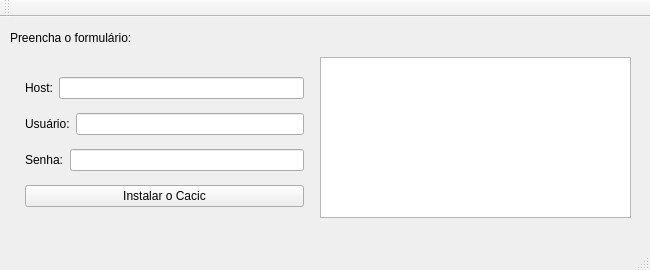
First picture: the form in install-cacic-gui/installcacicgui.ui, repository lightbase/cacic-agente, before the edit.
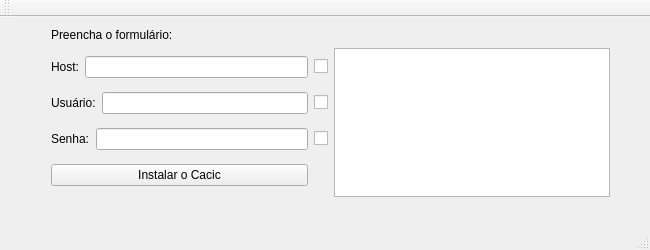
Second picture: the form after the edit.

Diff of the .ui file:
```diff
--- a/install-cacic-gui/installcacicgui.ui
+++ b/install-cacic-gui/installcacicgui.ui
@@ -7,47 +7,45 @@
     <x>0</x>
     <y>0</y>
     <width>650</width>
-    <height>270</height>
+    <height>250</height>
    </rect>
   </property>
   <property name="minimumSize">
    <size>
     <width>650</width>
-    <height>270</height>
+    <height>250</height>
    </size>
   </property>
   <property name="maximumSize">
    <size>
     <width>650</width>
-    <height>270</height>
+    <height>250</height>
    </size>
   </property>
   <property name="windowTitle">
    <string>Instalação do Cacic</string>
   </property>
   <widget class="QWidget" name="centralWidget">
+   <widget class="QWidget" name="layoutWidget">
+    <property name="geometry">
+     <rect>
+      <x>40</x>
+      <y>0</y>
+      <width>581</width>
+      <height>191</height>
+     </rect>
+    </property>
+    <layout class="QVBoxLayout" name="verticalLayout">
+     <item>
    <widget class="QLabel" name="label_4">
-    <property name="geometry">
-     <rect>
-      <x>10</x>
-      <y>10</y>
-      <width>201</width>
-      <height>21</height>
-     </rect>
-    </property>
     <property name="text">
      <string>Preencha o formulário:</string>
     </property>
    </widget>
-   <widget class="QWidget" name="layoutWidget">
-    <property name="geometry">
-     <rect>
-      <x>14</x>
-      <y>41</y>
-      <width>301</width>
-      <height>171</height>
-     </rect>
-    </property>
+     </item>
+     <item>
+      <layout class="QHBoxLayout" name="horizontalLayout">
+       <item>
     <layout class="QGridLayout" name="gridLayout">
      <item row="2" column="0" colspan="2">
       <widget class="QLabel" name="label_2">
@@ -56,16 +54,6 @@
        </property>
       </widget>
      </item>
-     <item row="1" column="3">
-      <widget class="QLineEdit" name="leUsuario"/>
-     </item>
-     <item row="3" column="0" colspan="4">
-      <widget class="QPushButton" name="pushButton">
-       <property name="text">
-        <string>Instalar o Cacic</string>
-       </property>
-      </widget>
-     </item>
      <item row="2" column="2" colspan="2">
       <widget class="QLineEdit" name="leSenha">
        <property name="echoMode">
@@ -73,23 +61,6 @@
        </property>
       </widget>
      </item>
-     <item row="0" column="1" colspan="3">
-      <widget class="QLineEdit" name="leHost">
-       <property name="text">
-        <string/>
-       </property>
-       <property name="echoMode">
-        <enum>QLineEdit::Normal</enum>
-       </property>
-      </widget>
-     </item>
-     <item row="0" column="0">
-      <widget class="QLabel" name="label_3">
-       <property name="text">
-        <string>Host:</string>
-       </property>
-      </widget>
-     </item>
      <item row="1" column="0" colspan="3">
       <widget class="QLabel" name="label">
        <property name="text">
@@ -97,18 +68,68 @@
        </property>
       </widget>
      </item>
-    </layout>
-   </widget>
-   <widget class="QPlainTextEdit" name="pteResult">
-    <property name="geometry">
-     <rect>
-      <x>320</x>
-      <y>40</y>
-      <width>311</width>
-      <height>161</height>
-     </rect>
-    </property>
-   </widget>
+         <item row="1" column="4">
+          <widget class="QCheckBox" name="cbUsu">
+           <property name="text">
+            <string/>
+           </property>
+          </widget>
+         </item>
+         <item row="0" column="0">
+          <widget class="QLabel" name="label_3">
+           <property name="text">
+            <string>Host:</string>
+           </property>
+          </widget>
+         </item>
+         <item row="0" column="1" colspan="3">
+          <widget class="QLineEdit" name="leHost">
+           <property name="text">
+            <string/>
+           </property>
+           <property name="echoMode">
+            <enum>QLineEdit::Normal</enum>
+           </property>
+          </widget>
+         </item>
+         <item row="1" column="3">
+          <widget class="QLineEdit" name="leUsuario"/>
+         </item>
+         <item row="0" column="4">
+          <widget class="QCheckBox" name="cbHost">
+           <property name="text">
+            <string/>
+           </property>
+          </widget>
+         </item>
+         <item row="2" column="4">
+          <widget class="QCheckBox" name="cbPass">
+           <property name="text">
+            <string/>
+           </property>
+          </widget>
+         </item>
+         <item row="3" column="0" colspan="4">
+          <widget class="QPushButton" name="pbInstalar">
+           <property name="text">
+            <string>Instalar o Cacic</string>
+           </property>
+          </widget>
+         </item>
+        </layout>
+       </item>
+       <item>
+        <widget class="QPlainTextEdit" name="pteResult"/>
+       </item>
+      </layout>
+     </item>
+    </layout>
+   </widget>
+   <zorder>layoutWidget</zorder>
+   <zorder>cbHost</zorder>
+   <zorder>checkBox_2</zorder>
+   <zorder>cbPass</zorder>
+   <zorder>pushButton</zorder>
   </widget>
   <widget class="QMenuBar" name="menuBar">
    <property name="geometry">
@@ -116,7 +137,7 @@
      <x>0</x>
      <y>0</y>
      <width>650</width>
-     <height>20</height>
+     <height>25</height>
     </rect>
    </property>
   </widget>
@@ -125,7 +146,7 @@
     <enum>TopToolBarArea</enum>
    </attribute>
    <attribute name="toolBarBreak">
-    <bool>false</bool>
+    <bool>true</bool>
    </attribute>
   </widget>
   <widget class="QStatusBar" name="statusBar"/>
```
Left out of the diff: 2 changed lines with no effect on the pictures. Lines whose indentation alone changed are shown as unchanged.
